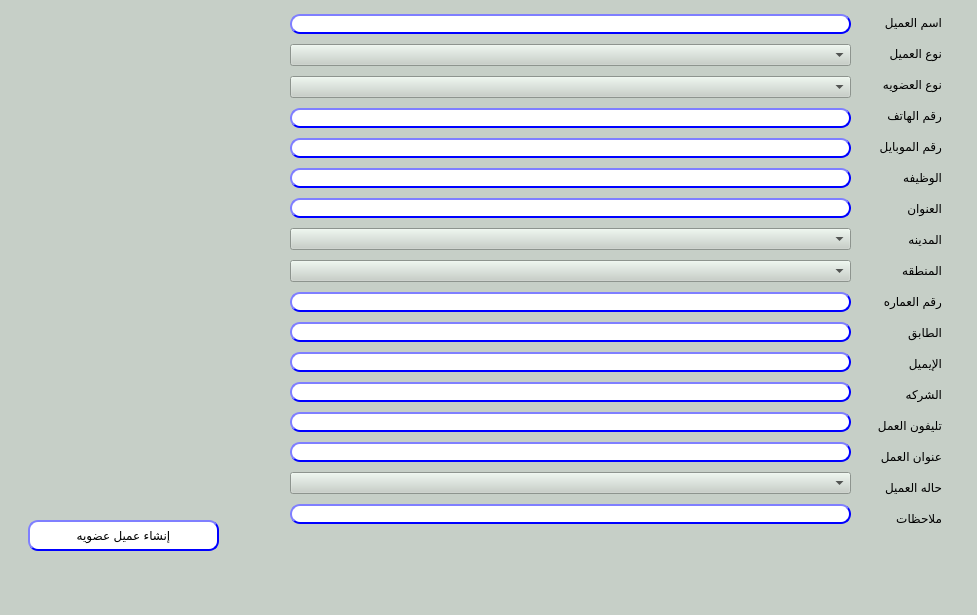
shymaa123456/HyperPOS2020, file presentation/loyalty_ui/createCustomer.ui: the form before one commit.
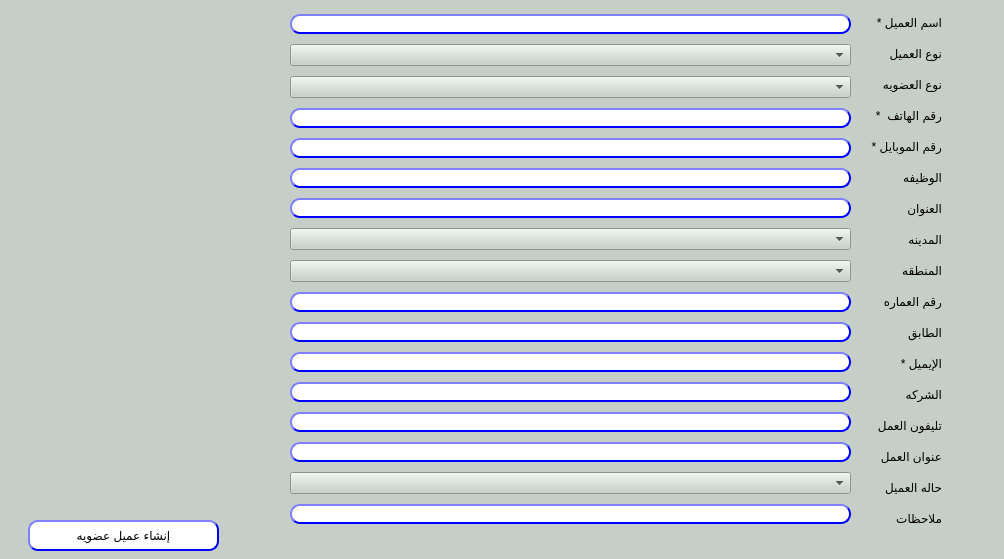
The form after the commit.

```diff
--- a/presentation/loyalty_ui/createCustomer.ui
+++ b/presentation/loyalty_ui/createCustomer.ui
@@ -6,8 +6,8 @@
    <rect>
     <x>0</x>
     <y>0</y>
-    <width>977</width>
-    <height>615</height>
+    <width>1004</width>
+    <height>559</height>
    </rect>
   </property>
   <property name="windowTitle">
@@ -29,7 +29,7 @@
     <item>
      <widget class="QLabel" name="label_3">
       <property name="text">
-       <string>اسم العميل</string>
+       <string>اسم العميل *</string>
       </property>
      </widget>
     </item>
@@ -50,14 +50,14 @@
     <item>
      <widget class="QLabel" name="label_2">
       <property name="text">
-       <string>رقم الهاتف</string>
+       <string>رقم الهاتف  *</string>
       </property>
      </widget>
     </item>
     <item>
      <widget class="QLabel" name="label">
       <property name="text">
-       <string>رقم الموبايل</string>
+       <string>رقم الموبايل *</string>
       </property>
      </widget>
     </item>
@@ -106,7 +106,7 @@
     <item>
      <widget class="QLabel" name="label_10">
       <property name="text">
-       <string>اﻹيميل</string>
+       <string>اﻹيميل *</string>
       </property>
      </widget>
     </item>
```
Left out of the diff: 2 changed lines with no effect on the pictures.
